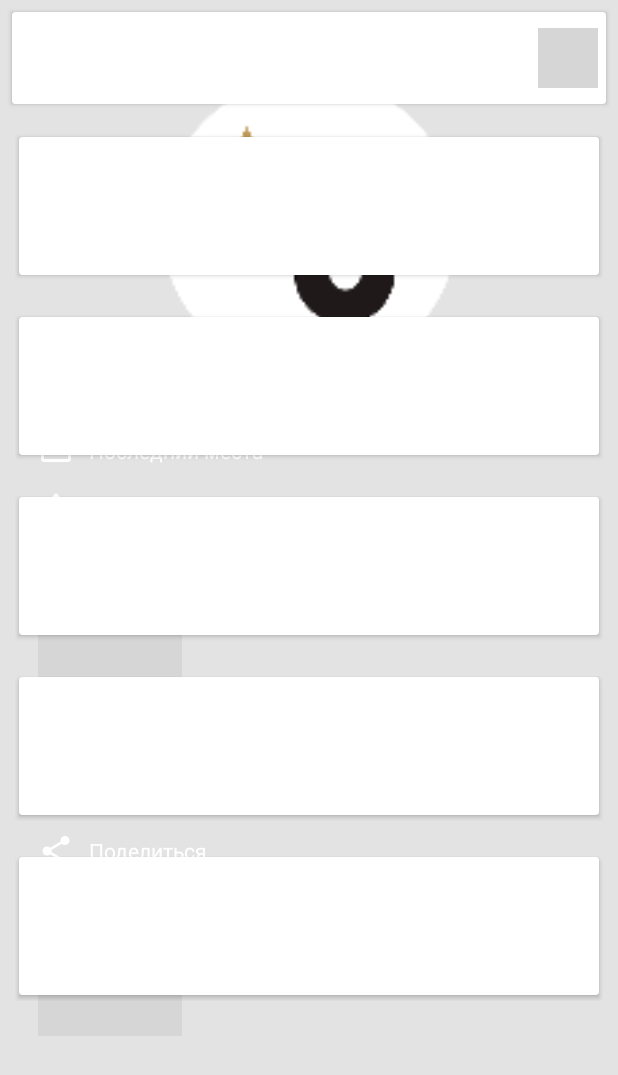
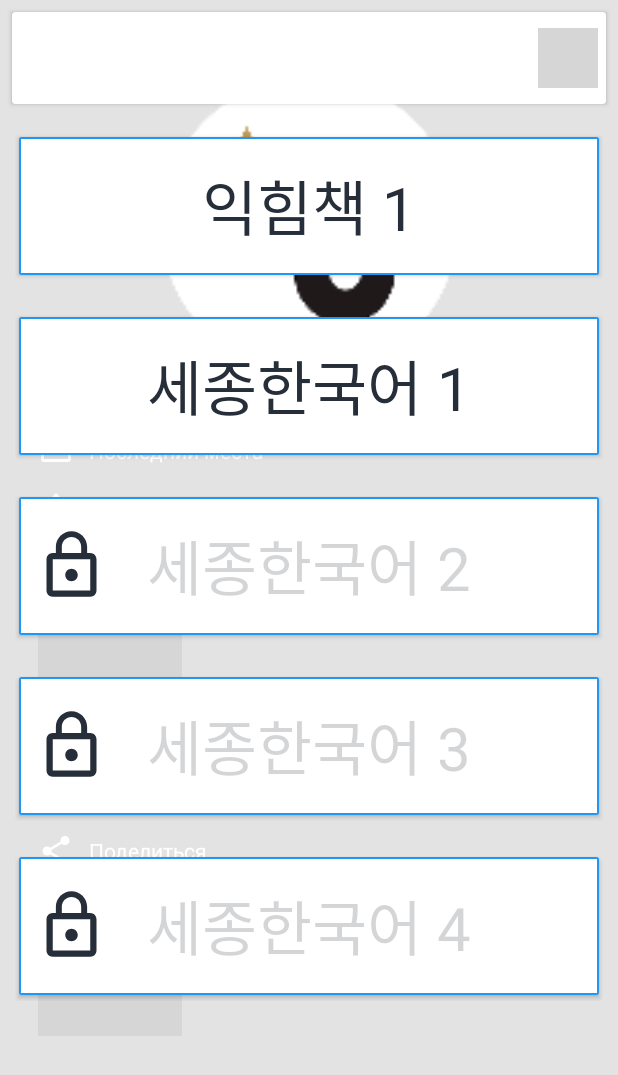
Before and after one commit to flymr/SejongHangugeo, an Android app: the fragment MainPageFragment placed in its activity, on a phone screen of 412 x 824 dp. Shown: the top 1075 px of the screen. Run offline under Robolectric (Android 15) with nearby library versions, the phone set to English and light mode, and no system bars; our stand-ins replace ButterKnife; libraries missing offline, so code that uses them is left out: com.creativityapps.gmailbackgroundlibrary, com.gigamole.navigationtabstrip, com.github.florent37.materialviewpager, com.github.zagum.expandicon, com.mxn.soul and 3 more; plain views replace ExpandIconView, FlowingDrawer, FlowingMenuLayout, MaterialViewPager; 25 statements that could not run were skipped; grey boxes are pictures that could not be loaded.

Commit message:
from office

```diff
--- a/app/src/main/java/com/flymr92gmail/sejonghangugeo/Adapters/BookAdapter.java
+++ b/app/src/main/java/com/flymr92gmail/sejonghangugeo/Adapters/BookAdapter.java
@@ -8,6 +8,8 @@
 import android.view.MotionEvent;
 import android.view.View;
 import android.view.ViewGroup;
+import android.widget.LinearLayout;
+import android.widget.TextView;
 
 import com.flymr92gmail.sejonghangugeo.POJO.Legend;
 import com.flymr92gmail.sejonghangugeo.R;
@@ -49,7 +51,7 @@
 
     @Override
     public RecyclerView.ViewHolder onCreateViewHolder(ViewGroup parent, int viewType) {
-        View view = null;
+        View view;
         switch (viewType) {
             case TYPE_HEADER: {
                 view = LayoutInflater.from(parent.getContext())
@@ -91,15 +93,25 @@
                 break;
             case TYPE_BOOK:
                 BookViewHolder bookViewHolder = (BookViewHolder)holder;
+                String name;
+                if (position !=1){
+                    name = "세종한국어 " + (position-1);
+                    if (2 < position) bookViewHolder.lockLL.setVisibility(View.VISIBLE);
+                }
+                else name = "익힘책 " + position;
+                bookViewHolder.bookName.setText(name);
                 break;
         }
     }
 
 
     private class BookViewHolder extends RecyclerView.ViewHolder{
-
+        TextView bookName;
+        LinearLayout lockLL;
         private BookViewHolder(View itemView) {
             super(itemView);
+            bookName = itemView.findViewById(R.id.tv_book_name);
+            lockLL = itemView.findViewById(R.id.ll_lock);
         }
 
 
--- a/app/src/main/java/com/flymr92gmail/sejonghangugeo/Fragments/LessonsDialogAddFragment.java
+++ b/app/src/main/java/com/flymr92gmail/sejonghangugeo/Fragments/LessonsDialogAddFragment.java
@@ -4,6 +4,7 @@
 import android.app.AlertDialog;
 import android.app.Dialog;
 import android.content.DialogInterface;
+import android.graphics.Color;
 import android.os.Bundle;
 import android.support.annotation.Nullable;
 import android.support.design.widget.Snackbar;
@@ -122,9 +123,9 @@
         Snackbar mSnackbar = Snackbar.make(view, "Добавлено", Snackbar.LENGTH_SHORT)
                 .setAction("Action", null);
         View view1 = mSnackbar.getView();
-        TextView tv = view.findViewById(android.support.design.R.id.snackbar_text);
+        TextView tv = view1.findViewById(android.support.design.R.id.snackbar_text);
         view1.setBackgroundColor(getResources().getColor(R.color.colorAccent));
-        //tv.setTextColor(getResources().getColor(R.color.white));
+        tv.setTextColor(Color.WHITE);
         mSnackbar.show();
 
         mSnackbar.addCallback(new Snackbar.Callback() {
--- a/app/src/main/java/com/flymr92gmail/sejonghangugeo/LessonsPageFragment.java
+++ b/app/src/main/java/com/flymr92gmail/sejonghangugeo/LessonsPageFragment.java
@@ -126,7 +126,7 @@
                         }
                     }
                 });
-                dialogCreateFragment.show(getActivity().getSupportFragmentManager(),"Новый урок");
+                dialogCreateFragment.show(getActivity().getSupportFragmentManager(),"New lesson");
 
 
 
@@ -163,7 +163,7 @@
                 }
                 else {
                     jsonArray = new JSONArray();
-                    randomInt = getRandomInt(3);
+                    randomInt = getRandomInt(appDataBase.getLegends().size()-1);
                 }
                 legend = appDataBase.getLegendById(allIds.get(randomInt));
                 jsonArray.put(allIds.get(randomInt));
@@ -178,7 +178,7 @@
                 JSONArray jsonArray = new JSONArray();
                 try {
                     Log.d("lessons", "firstTry true");
-                    legend = appDataBase.getLegends().get(getRandomInt(3));
+                    legend = appDataBase.getLegends().get(getRandomInt(appDataBase.getLegends().size()-1));
                     jsonArray.put(legend.getmId());
                     jsonObject.put("ids", jsonArray);
                     json = jsonObject.toString();
@@ -191,7 +191,7 @@
             }
 
 
-        return appDataBase.getLegends().get(getRandomInt(3));
+        return appDataBase.getLegends().get(getRandomInt(appDataBase.getLegends().size()-1));
     }
 
     private int getRandomInt(int distance){
--- a/app/src/main/java/com/flymr92gmail/sejonghangugeo/MainPageFragment.java
+++ b/app/src/main/java/com/flymr92gmail/sejonghangugeo/MainPageFragment.java
@@ -91,9 +91,9 @@
                 if (position == 0){
 
                 }else if (position == 1){
+                    startActivity(new Intent(getActivity(), GramBookActivity.class));
+                }else if (position == 2){
                     startActivity(new Intent(getActivity(), BookActivity.class));
-                }else if (position == 2){
-                    startActivity(new Intent(getActivity(), GramBookActivity.class));
                 }else {
                     Toast.makeText(getActivity(),"Еще не готово :(", Toast.LENGTH_SHORT).show();
                 }
@@ -138,7 +138,7 @@
                 }
                 else {
                     jsonArray = new JSONArray();
-                    randomInt = getRandomInt(3);
+                    randomInt = getRandomInt(appDataBase.getLegends().size()-1);
                 }
                 legend = appDataBase.getLegendById(allIds.get(randomInt));
                 jsonArray.put(allIds.get(randomInt));
@@ -153,7 +153,7 @@
                 JSONArray jsonArray = new JSONArray();
                 try {
                     Log.d("main", "firstTry true");
-                    legend = appDataBase.getDailyLegend(getRandomInt(3));
+                    legend = appDataBase.getDailyLegend(getRandomInt(appDataBase.getLegends().size()-1));
                     jsonArray.put(legend.getmId());
                     jsonObject.put("ids", jsonArray);
                     json = jsonObject.toString();
@@ -174,14 +174,15 @@
             }
 
         }
-       // return appDataBase.getLegends().get(getRandomInt(3));
-    return null;
+        return appDataBase.getLegends().get(getRandomInt(appDataBase.getLegends().size()-1));
+
     }
 
 
     private int getRandomInt(int distance){
+        long seed = System.nanoTime();
         int randomInt;
-        randomInt = new Random().nextInt(distance);
+        randomInt = new Random(seed).nextInt(distance);
         return randomInt;
     }
 
--- a/app/src/main/java/com/flymr92gmail/sejonghangugeo/Utils/Helper.java
+++ b/app/src/main/java/com/flymr92gmail/sejonghangugeo/Utils/Helper.java
@@ -46,24 +46,13 @@
         }
         return trackId;
     }
-    public static String getTrackAssetString(Test test){
-        return "audio/"+test.getTrackId()+".wma";
-    }
+
     public static ArrayList<Word> randomizeArray(ArrayList<Word> words){
         long seed = System.nanoTime();
         Collections.shuffle(words,new Random(seed));
         return words;
     }
 
-    public static boolean isDay(){
-        int currentHour = Integer.parseInt((String) DateFormat.format("kk", new Date()));
-        Log.d("current hour:", "       "+currentHour);
-        int[] dayHours = {8, 9, 10, 11, 12, 13, 14, 15, 16, 17, 18, 19, 20};
-        for (int hour: dayHours){
-            if (hour == currentHour) return true;
-        }
-        return false;
-    }
 
 
 
--- /dev/null
+++ b/app/src/main/res/drawable/ic_lock_outline_24dp.xml
@@ -0,0 +1,9 @@
+<vector xmlns:android="http://schemas.android.com/apk/res/android"
+        android:width="24dp"
+        android:height="24dp"
+        android:viewportWidth="24.0"
+        android:viewportHeight="24.0">
+    <path
+        android:fillColor="@color/textColor"
+        android:pathData="M12,17c1.1,0 2,-0.9 2,-2s-0.9,-2 -2,-2 -2,0.9 -2,2 0.9,2 2,2zM18,8h-1L17,6c0,-2.76 -2.24,-5 -5,-5S7,3.24 7,6v2L6,8c-1.1,0 -2,0.9 -2,2v10c0,1.1 0.9,2 2,2h12c1.1,0 2,-0.9 2,-2L20,10c0,-1.1 -0.9,-2 -2,-2zM8.9,6c0,-1.71 1.39,-3.1 3.1,-3.1s3.1,1.39 3.1,3.1v2L8.9,8L8.9,6zM18,20L6,20L6,10h12v10z"/>
+</vector>
--- a/app/src/main/res/layout/book_item.xml
+++ b/app/src/main/res/layout/book_item.xml
@@ -1,5 +1,6 @@
 <?xml version="1.0" encoding="utf-8"?>
-<android.support.constraint.ConstraintLayout xmlns:android="http://schemas.android.com/apk/res/android"
+<android.support.constraint.ConstraintLayout
+    xmlns:android="http://schemas.android.com/apk/res/android"
     android:layout_width="match_parent"
     android:layout_height="wrap_content"
     android:layout_marginTop="10dp"
@@ -14,6 +15,61 @@
         app:cardBackgroundColor="@color/cardItemColor"
         app:cardUseCompatPadding="true"
         >
+        <RelativeLayout
+            android:layout_width="match_parent"
+            android:layout_height="match_parent">
+            <LinearLayout
+                android:layout_width="match_parent"
+                android:layout_height="match_parent"
+                android:orientation="horizontal"
+                android:gravity="center">
+                <TextView
+                    android:id="@+id/tv_book_name"
+                    android:layout_width="wrap_content"
+                    android:layout_height="wrap_content"
+                    android:textSize="40sp"
+                    android:text="dsfadsfa"
+                    android:layout_gravity="center"/>
+            </LinearLayout>
+
+            <LinearLayout
+                android:id="@+id/ll_lock"
+                android:layout_width="match_parent"
+                android:layout_height="match_parent"
+                android:orientation="horizontal"
+                android:visibility="gone"
+                android:background="@color/lockColor">
+                <ImageView
+                    android:layout_width="50dp"
+                    android:layout_height="50dp"
+                    android:scaleType="fitCenter"
+                    android:layout_gravity="center|start"
+                    android:layout_marginLeft="10dp"
+                    android:layout_marginStart="10dp"
+                    app:srcCompat="@drawable/ic_lock_outline_24dp"/>
+            </LinearLayout>
+            <View
+                android:layout_width="match_parent"
+                android:layout_height="1dp"
+                android:background="@color/colorAccent"
+                android:layout_alignParentTop="true"/>
+            <View
+                android:layout_width="match_parent"
+                android:layout_height="1dp"
+                android:background="@color/colorAccent"
+                android:layout_alignParentBottom="true"/>
+            <View
+                android:layout_width="1dp"
+                android:layout_height="match_parent"
+                android:background="@color/colorAccent"
+                android:layout_alignParentTop="true"/>
+            <View
+                android:layout_width="1dp"
+                android:layout_height="match_parent"
+                android:background="@color/colorAccent"
+                android:layout_alignParentEnd="true"
+                android:layout_alignParentRight="true"/>
+        </RelativeLayout>
 
     </android.support.v7.widget.CardView>
 </android.support.constraint.ConstraintLayout>
--- a/app/src/main/res/values-night/colors.xml
+++ b/app/src/main/res/values-night/colors.xml
@@ -16,4 +16,6 @@
 
     <!--Main theme -->
     <color name="windowContentOverlay">#ff252e39</color>
+    <color name="lockColor">#80182128</color>
+
 </resources>
--- a/app/src/main/res/values/colors.xml
+++ b/app/src/main/res/values/colors.xml
@@ -55,4 +55,5 @@
 
     <!--Main theme -->
     <color name="windowContentOverlay">#FFF</color>
+    <color name="lockColor">#CCFFFFFF</color>
 </resources>
```
Also changed, not shown: app/src/main/res/drawable/ic_account_circle_white_24dp.png (deleted).
